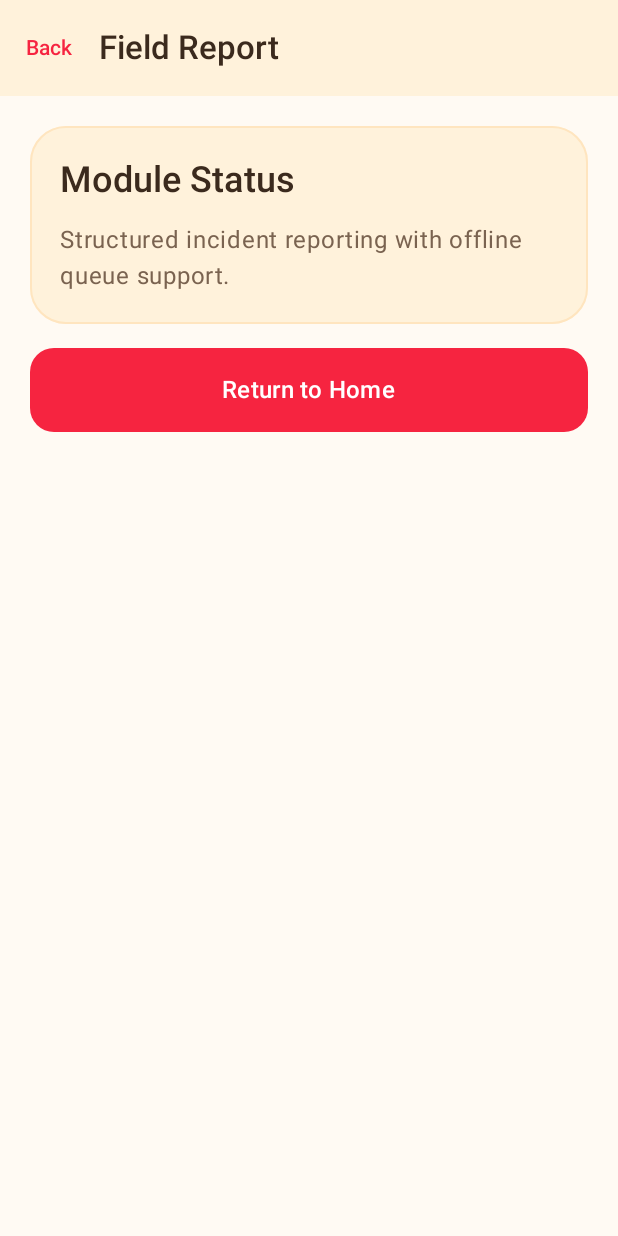
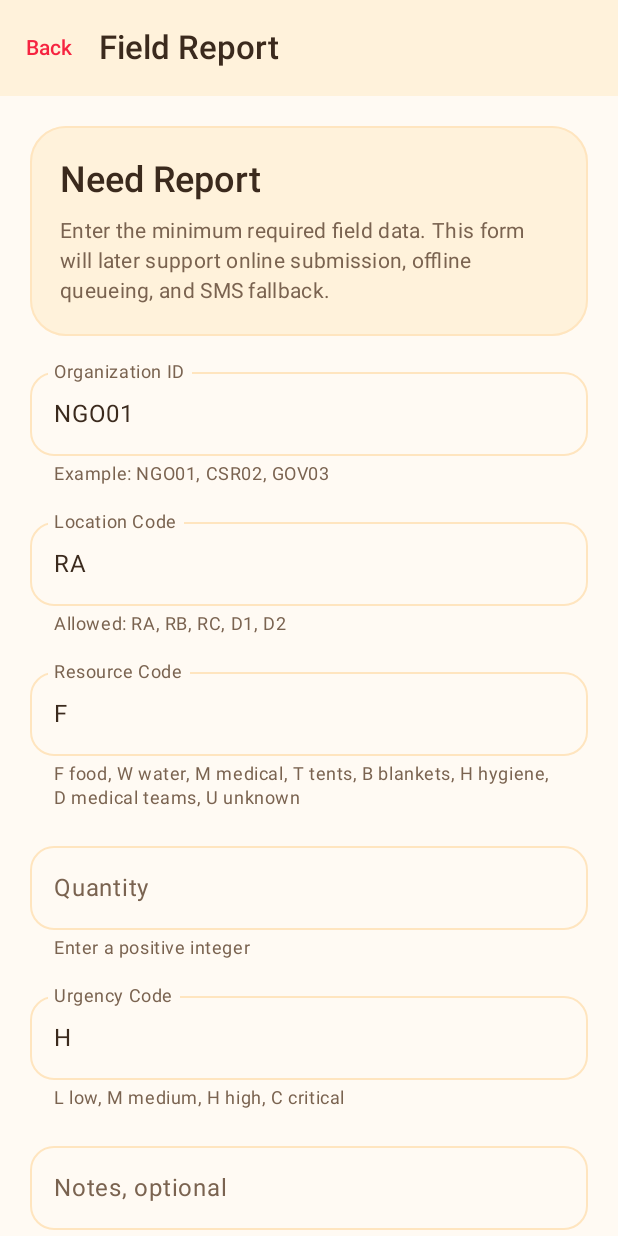
Before and after one commit to AbinavDWH/PACT, an Android app built with Jetpack Compose: the screen it shows after launch (MainActivity), after a tap on "Field Report", on a phone screen of 412 x 824 dp. Run offline under Robolectric (Android 15) with nearby library versions, the light colour scheme and no system bars.

Commit message:
modified:   android/app/src/main/java/org/humanitarian/fieldapp/MainActivity.kt 	new file:   android/app/src/main/java/org/humanitarian/fieldapp/models/FieldReport.kt 	new file:   android/app/src/main/java/org/humanitarian/fieldapp/ui/FieldReportScreen.kt

```diff
--- a/android/app/src/main/java/org/humanitarian/fieldapp/MainActivity.kt
+++ b/android/app/src/main/java/org/humanitarian/fieldapp/MainActivity.kt
@@ -7,6 +7,7 @@ import androidx.compose.runtime.getValue
 import androidx.compose.runtime.mutableStateOf
 import androidx.compose.runtime.remember
 import androidx.compose.runtime.setValue
+import org.humanitarian.fieldapp.ui.FieldReportScreen
 import org.humanitarian.fieldapp.ui.HomeScreen
 import org.humanitarian.fieldapp.ui.PlaceholderScreen
 import org.humanitarian.fieldapp.ui.theme.PactTheme
@@ -41,10 +42,11 @@ class MainActivity : ComponentActivity() {
                     }
 
                     "field_report" -> {
-                        PlaceholderScreen(
-                            title = "Field Report",
-                            description = "Structured incident reporting with offline queue support.",
+                        FieldReportScreen(
                             onBack = {
+                                currentScreen = "home"
+                            },
+                            onReturnHome = {
                                 currentScreen = "home"
                             }
                         )
--- /dev/null
+++ b/android/app/src/main/java/org/humanitarian/fieldapp/ui/FieldReportScreen.kt
@@ -0,0 +1,391 @@
+package org.humanitarian.fieldapp.ui
+
+import androidx.compose.foundation.BorderStroke
+import androidx.compose.foundation.layout.Arrangement
+import androidx.compose.foundation.layout.Column
+import androidx.compose.foundation.layout.PaddingValues
+import androidx.compose.foundation.layout.fillMaxSize
+import androidx.compose.foundation.layout.fillMaxWidth
+import androidx.compose.foundation.layout.height
+import androidx.compose.foundation.layout.padding
+import androidx.compose.foundation.rememberScrollState
+import androidx.compose.foundation.shape.RoundedCornerShape
+import androidx.compose.foundation.text.KeyboardOptions
+import androidx.compose.foundation.verticalScroll
+import androidx.compose.material3.Button
+import androidx.compose.material3.ButtonDefaults
+import androidx.compose.material3.ExperimentalMaterial3Api
+import androidx.compose.material3.MaterialTheme
+import androidx.compose.material3.OutlinedButton
+import androidx.compose.material3.OutlinedTextField
+import androidx.compose.material3.Scaffold
+import androidx.compose.material3.Surface
+import androidx.compose.material3.Text
+import androidx.compose.material3.TextButton
+import androidx.compose.material3.TopAppBar
+import androidx.compose.material3.TopAppBarDefaults
+import androidx.compose.runtime.Composable
+import androidx.compose.runtime.getValue
+import androidx.compose.runtime.mutableStateOf
+import androidx.compose.runtime.remember
+import androidx.compose.runtime.saveable.rememberSaveable
+import androidx.compose.runtime.setValue
+import androidx.compose.ui.Modifier
+import androidx.compose.ui.text.font.FontWeight
+import androidx.compose.ui.text.input.KeyboardType
+import androidx.compose.ui.unit.dp
+import org.humanitarian.fieldapp.models.FieldReport
+import org.humanitarian.fieldapp.ui.theme.PactAccent
+import org.humanitarian.fieldapp.ui.theme.PactBackground
+import org.humanitarian.fieldapp.ui.theme.PactOnPrimary
+import org.humanitarian.fieldapp.ui.theme.PactPrimary
+import org.humanitarian.fieldapp.ui.theme.PactSurface
+import org.humanitarian.fieldapp.ui.theme.PactTextPrimary
+import org.humanitarian.fieldapp.ui.theme.PactTextSecondary
+
+private val locationCodes = listOf("RA", "RB", "RC", "D1", "D2")
+private val resourceCodes = listOf("F", "W", "M", "T", "B", "H", "D", "U")
+private val urgencyCodes = listOf("L", "M", "H", "C")
+
+private fun submitReport(report: FieldReport): Boolean {
+    return report.organizationId.isNotBlank() &&
+        report.locationCode in locationCodes &&
+        report.resourceCode in resourceCodes &&
+        report.quantity > 0 &&
+        report.urgencyCode in urgencyCodes
+}
+
+@OptIn(ExperimentalMaterial3Api::class)
+@Composable
+fun FieldReportScreen(
+    onBack: () -> Unit,
+    onReturnHome: () -> Unit
+) {
+    var organizationId by rememberSaveable { mutableStateOf("NGO01") }
+    var locationCode by rememberSaveable { mutableStateOf("RA") }
+    var resourceCode by rememberSaveable { mutableStateOf("F") }
+    var quantity by rememberSaveable { mutableStateOf("") }
+    var urgencyCode by rememberSaveable { mutableStateOf("H") }
+    var notes by rememberSaveable { mutableStateOf("") }
+
+    var submittedReport by remember { mutableStateOf<FieldReport?>(null) }
+    var showError by rememberSaveable { mutableStateOf(false) }
+
+    Scaffold(
+        containerColor = PactBackground,
+        topBar = {
+            TopAppBar(
+                title = {
+                    Text(
+                        text = "Field Report",
+                        style = MaterialTheme.typography.titleLarge,
+                        fontWeight = FontWeight.SemiBold,
+                        color = PactTextPrimary
+                    )
+                },
+                navigationIcon = {
+                    TextButton(onClick = onBack) {
+                        Text(
+                            text = "Back",
+                            color = PactPrimary,
+                            fontWeight = FontWeight.SemiBold
+                        )
+                    }
+                },
+                colors = TopAppBarDefaults.topAppBarColors(
+                    containerColor = PactSurface,
+                    titleContentColor = PactTextPrimary,
+                    navigationIconContentColor = PactPrimary
+                )
+            )
+        }
+    ) { padding ->
+        val report = submittedReport
+
+        if (report != null) {
+            FieldReportSubmittedContent(
+                padding = padding,
+                report = report,
+                onCreateAnother = {
+                    submittedReport = null
+                    showError = false
+                },
+                onReturnHome = onReturnHome
+            )
+        } else {
+            Column(
+                modifier = Modifier
+                    .fillMaxSize()
+                    .padding(padding)
+                    .verticalScroll(rememberScrollState())
+                    .padding(20.dp),
+                verticalArrangement = Arrangement.spacedBy(16.dp)
+            ) {
+                Surface(
+                    modifier = Modifier.fillMaxWidth(),
+                    shape = RoundedCornerShape(24.dp),
+                    color = PactSurface,
+                    border = BorderStroke(1.dp, PactAccent)
+                ) {
+                    Column(
+                        modifier = Modifier.padding(20.dp),
+                        verticalArrangement = Arrangement.spacedBy(8.dp)
+                    ) {
+                        Text(
+                            text = "Need Report",
+                            style = MaterialTheme.typography.headlineSmall,
+                            fontWeight = FontWeight.SemiBold,
+                            color = PactTextPrimary
+                        )
+                        Text(
+                            text = "Enter the minimum required field data. This form will later support online submission, offline queueing, and SMS fallback.",
+                            style = MaterialTheme.typography.bodyMedium,
+                            color = PactTextSecondary
+                        )
+                    }
+                }
+
+                OutlinedTextField(
+                    value = organizationId,
+                    onValueChange = { organizationId = it.uppercase() },
+                    label = { Text("Organization ID") },
+                    supportingText = { Text("Example: NGO01, CSR02, GOV03") },
+                    singleLine = true,
+                    shape = RoundedCornerShape(16.dp),
+                    modifier = Modifier.fillMaxWidth()
+                )
+
+                OutlinedTextField(
+                    value = locationCode,
+                    onValueChange = { locationCode = it.uppercase() },
+                    label = { Text("Location Code") },
+                    supportingText = { Text("Allowed: RA, RB, RC, D1, D2") },
+                    singleLine = true,
+                    shape = RoundedCornerShape(16.dp),
+                    modifier = Modifier.fillMaxWidth()
+                )
+
+                OutlinedTextField(
+                    value = resourceCode,
+                    onValueChange = { resourceCode = it.uppercase() },
+                    label = { Text("Resource Code") },
+                    supportingText = {
+                        Text("F food, W water, M medical, T tents, B blankets, H hygiene, D medical teams, U unknown")
+                    },
+                    singleLine = true,
+                    shape = RoundedCornerShape(16.dp),
+                    modifier = Modifier.fillMaxWidth()
+                )
+
+                OutlinedTextField(
+                    value = quantity,
+                    onValueChange = { newValue ->
+                        quantity = newValue.filter { character ->
+                            character.isDigit()
+                        }
+                    },
+                    label = { Text("Quantity") },
+                    supportingText = { Text("Enter a positive integer") },
+                    singleLine = true,
+                    keyboardOptions = KeyboardOptions(keyboardType = KeyboardType.Number),
+                    shape = RoundedCornerShape(16.dp),
+                    modifier = Modifier.fillMaxWidth()
+                )
+
+                OutlinedTextField(
+                    value = urgencyCode,
+                    onValueChange = { urgencyCode = it.uppercase() },
+                    label = { Text("Urgency Code") },
+                    supportingText = { Text("L low, M medium, H high, C critical") },
+                    singleLine = true,
+                    shape = RoundedCornerShape(16.dp),
+                    modifier = Modifier.fillMaxWidth()
+                )
+
+                OutlinedTextField(
+                    value = notes,
+                    onValueChange = { notes = it },
+                    label = { Text("Notes, optional") },
+                    supportingText = { Text("Do not include personal or sensitive data") },
+                    maxLines = 3,
+                    shape = RoundedCornerShape(16.dp),
+                    modifier = Modifier.fillMaxWidth()
+                )
+
+                if (showError) {
+                    Text(
+                        text = "Please fill all required fields with valid codes and a positive quantity.",
+                        color = PactPrimary,
+                        style = MaterialTheme.typography.bodyMedium,
+                        fontWeight = FontWeight.Medium
+                    )
+                }
+
+                Button(
+                    onClick = {
+                        val reportCandidate = FieldReport(
+                            organizationId = organizationId.trim().uppercase(),
+                            locationCode = locationCode.trim().uppercase(),
+                            resourceCode = resourceCode.trim().uppercase(),
+                            quantity = quantity.trim().toIntOrNull() ?: 0,
+                            urgencyCode = urgencyCode.trim().uppercase(),
+                            notes = notes.trim()
+                        )
+
+                        if (submitReport(reportCandidate)) {
+                            submittedReport = reportCandidate
+                            showError = false
+                        } else {
+                            showError = true
+                        }
+                    },
+                    modifier = Modifier
+                        .fillMaxWidth()
+                        .height(56.dp),
+                    shape = RoundedCornerShape(16.dp),
+                    colors = ButtonDefaults.buttonColors(
+                        containerColor = PactPrimary,
+                        contentColor = PactOnPrimary
+                    )
+                ) {
+                    Text(
+                        text = "Submit Field Report",
+                        style = MaterialTheme.typography.titleMedium,
+                        fontWeight = FontWeight.SemiBold
+                    )
+                }
+            }
+        }
+    }
+}
+
+@Composable
+private fun FieldReportSubmittedContent(
+    padding: PaddingValues,
+    report: FieldReport,
+    onCreateAnother: () -> Unit,
+    onReturnHome: () -> Unit
+) {
+    Column(
+        modifier = Modifier
+            .fillMaxSize()
+            .padding(padding)
+            .verticalScroll(rememberScrollState())
+            .padding(20.dp),
+        verticalArrangement = Arrangement.spacedBy(16.dp)
+    ) {
+        Surface(
+            modifier = Modifier.fillMaxWidth(),
+            shape = RoundedCornerShape(24.dp),
+            color = PactSurface,
+            border = BorderStroke(1.dp, PactAccent)
+        ) {
+            Column(
+                modifier = Modifier.padding(20.dp),
+                verticalArrangement = Arrangement.spacedBy(12.dp)
+            ) {
+                Text(
+                    text = "Report Prepared",
+                    style = MaterialTheme.typography.headlineSmall,
+                    fontWeight = FontWeight.SemiBold,
+                    color = PactTextPrimary
+                )
+
+                ReportSummaryRow(
+                    label = "Organization",
+                    value = report.organizationId
+                )
+
+                ReportSummaryRow(
+                    label = "Location",
+                    value = report.locationCode
+                )
+
+                ReportSummaryRow(
+                    label = "Resource",
+                    value = report.resourceCode
+                )
+
+                ReportSummaryRow(
+                    label = "Quantity",
+                    value = report.quantity.toString()
+                )
+
+                ReportSummaryRow(
+                    label = "Urgency",
+                    value = report.urgencyCode
+                )
+
+                if (report.notes.isNotBlank()) {
+                    ReportSummaryRow(
+                        label = "Notes",
+                        value = report.notes
+                    )
+                }
+
+                Text(
+                    text = "Next module will convert this into an online API request or an SMS fallback payload.",
+                    style = MaterialTheme.typography.bodyMedium,
+                    color = PactTextSecondary
+                )
+            }
+        }
+
+        Button(
+            onClick = onCreateAnother,
+            modifier = Modifier
+                .fillMaxWidth()
+                .height(56.dp),
+            shape = RoundedCornerShape(16.dp),
+            colors = ButtonDefaults.buttonColors(
+                containerColor = PactPrimary,
+                contentColor = PactOnPrimary
+            )
+        ) {
+            Text(
+                text = "Create Another Report",
+                style = MaterialTheme.typography.titleMedium,
+                fontWeight = FontWeight.SemiBold
+            )
+        }
+
+        OutlinedButton(
+            onClick = onReturnHome,
+            modifier = Modifier
+                .fillMaxWidth()
+                .height(56.dp),
+            shape = RoundedCornerShape(16.dp),
+            border = BorderStroke(1.dp, PactAccent),
+            colors = ButtonDefaults.outlinedButtonColors(
+                containerColor = PactBackground,
+                contentColor = PactTextPrimary
+            )
+        ) {
+            Text(
+                text = "Return to Home",
+                style = MaterialTheme.typography.titleMedium,
+                fontWeight = FontWeight.Medium
+            )
+        }
+    }
+}
+
+@Composable
+private fun ReportSummaryRow(
+    label: String,
+    value: String
+) {
+    Column {
+        Text(
+            text = label,
+            style = MaterialTheme.typography.labelLarge,
+            color = PactTextSecondary
+        )
+        Text(
+            text = value,
+            style = MaterialTheme.typography.bodyLarge,
+            fontWeight = FontWeight.Medium,
+            color = PactTextPrimary
+        )
+    }
+}
```
Also changed, not shown: android/app/src/main/java/org/humanitarian/fieldapp/models/FieldReport.kt (added, +10 -0 lines).
